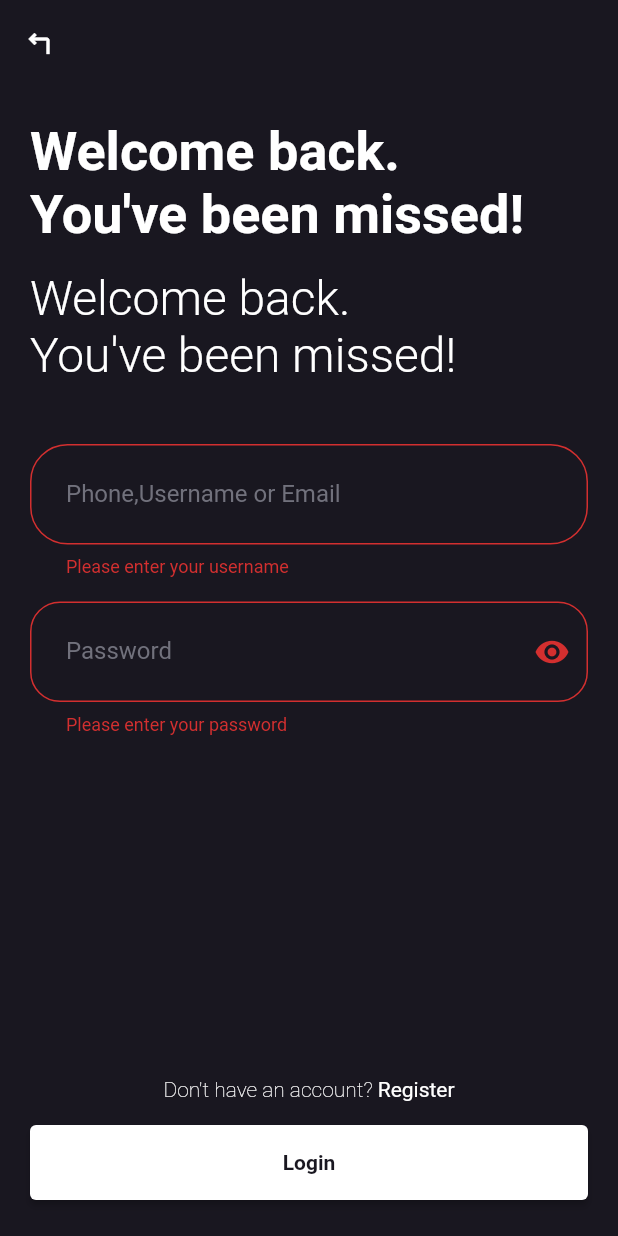
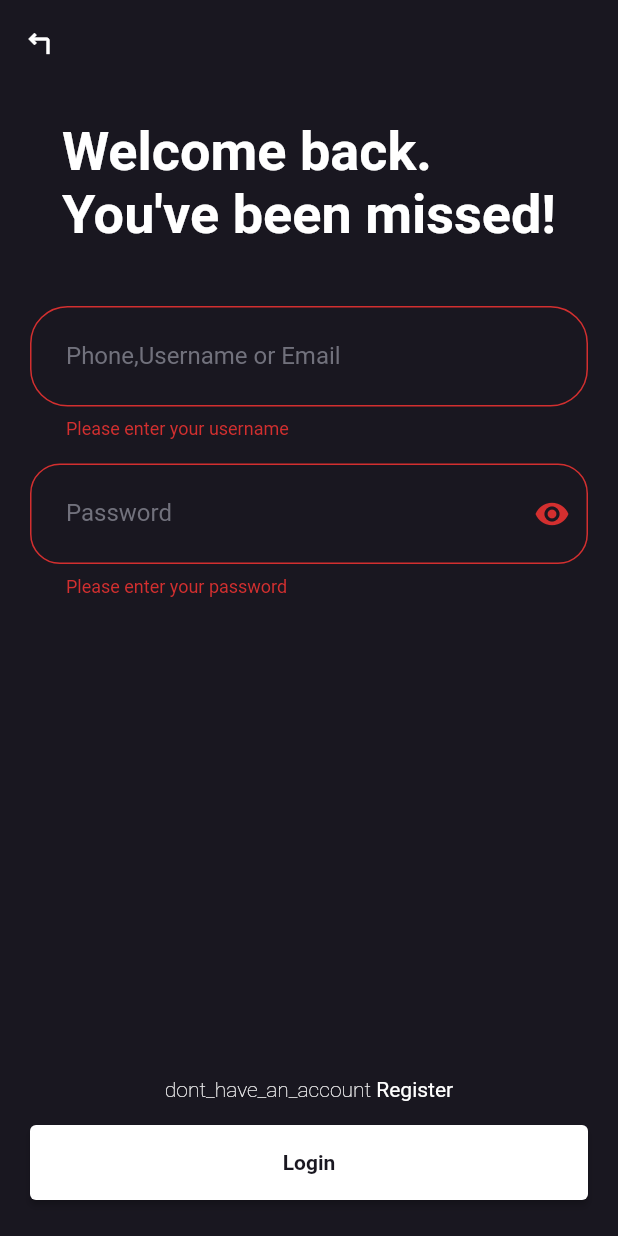
Before and after one commit to JaberMa/test_tasks, a Flutter app: the screen it shows after launch, after a tap on "Login", on a phone screen of 412 x 824 dp. Run offline on Flutter 3.47's test engine with Material 2 defaults, Android fonts, the phone set to English and light mode, and no system bars; our stand-ins replace easy_localization, flutter_mobx, mobx; generated files the repository leaves out were written again.

Commit message:
update localization json file

```diff
--- a/assets/translations/ar.json
+++ b/assets/translations/ar.json
@@ -1,13 +1,12 @@
 {
-    "Login_successful!": "تم تسجيل الدخول بنجاح!",
-    "Login failed. Please check your credentials.": "فشل تسجيل الدخول. يرجى التحقق من بيانات الدخول.",
-    "Let's sign you in.": "سجل الدخول الآن",
-    "msg_welcome":"",
-    "Welcome back.": "مرحبًا مجددًا. ",
-    "You've been missed!":"لقد افتقدناك!",
-    "Don't have an account?": "لا تملك حسابًا؟",
-    "Username":"اسم المستخدم",
-    "Password":"كلمة المرور",
-    "Register":"سجل الآن",
-    "Login":"سجل الدخول"
+    "login_successful": "تم تسجيل الدخول بنجاح!",
+    "login_failed": "فشل تسجيل الدخول. يرجى التحقق من بيانات الدخول.",
+    "lets_sign_you_in": "سجل الدخول الآن",
+    "msg_welcome":"مرحبًا مجددًا. \nلقد افتقدناك! ",
+    "dont_have_an_account": "لا تملك حسابًا؟",
+    "username":"اسم المستخدم",
+    "password":"كلمة المرور",
+    "register":"سجل الآن",
+    "login":"سجل الدخول",
+    "home_msg":"مرحبا بك "
   }
--- a/assets/translations/en.json
+++ b/assets/translations/en.json
@@ -1,14 +1,13 @@
 {
     "test Task": "test Task",
-    "Login_successful!": "Login successful!",
-    "Login failed. Please check your credentials.": "Login failed. Please check your credentials.",
-    "Let's sign you in.": "Let's sign you in.",
-    "Welcome back.": "Welcome back.",
-    "You've been missed!":"You've been missed!",
+    "Login_successful": "Login successful!",
+    "login_failed": "Login failed. Please check your credentials.",
+    "lets_sign_you_in.": "Let's sign you in.",
     "msg_welcome":"Welcome back. \nYou've been missed!",
-    "Don't have an account?": "Don't have an account?",
-    "Username":"Username",
-    "Password":"Password",
-    "Register":"Register",
-    "Login":"Login"
+    "dont_have_an_account": "Don't have an account?",
+    "username":"Username",
+    "password":"Password",
+    "register":"Register",
+    "login":"Login",
+    "home_msg":"Welcome to the Home Screen!"
   }
--- a/lib/screens/home_screen.dart
+++ b/lib/screens/home_screen.dart
@@ -1,3 +1,4 @@
+import 'package:easy_localization/easy_localization.dart';
 import 'package:flutter/material.dart';
 import 'package:flutter_mobx/flutter_mobx.dart';
 import 'package:provider/provider.dart';
@@ -28,14 +29,14 @@ class _HomeScreenState extends State<HomeScreen> {
           children: [
             Observer(
               builder: (BuildContext context) {
-                return Text('Welcome to the Home Screen! ${authInfo.username}!');
+                return Text("${"home_msg".tr()} ${authInfo.username}!");
               },
             ),
             ElevatedButton(
                 onPressed: () {
                   Navigator.popAndPushNamed(context, LoginScreen.logInScreen);
                 },
-                child: Text("LOgout"))
+                child: const Text("LOgout"))
           ],
         ),
       ),
--- a/lib/screens/login_screen/components/msg_welcome.dart
+++ b/lib/screens/login_screen/components/msg_welcome.dart
@@ -2,33 +2,17 @@ import 'package:easy_localization/easy_localization.dart';
 import 'package:flutter/material.dart';
 
 class MsgWelcome extends StatelessWidget {
-  final String headlineWelcome, messageWelcome;
-  const MsgWelcome(
-      {super.key, required this.headlineWelcome, required this.messageWelcome});
+  final String headlineWelcome;
+  const MsgWelcome({super.key, required this.headlineWelcome});
 
   @override
   Widget build(BuildContext context) {
-    return Column(
-      crossAxisAlignment: CrossAxisAlignment.stretch,
-      children: [
-        Text(
-          "msg_welcome".tr(),
-          style: const TextStyle(
-            fontSize: 36,
-            fontWeight: FontWeight.w700,
-          ),
-        ),
-        const SizedBox(
-          height: 16,
-        ),
-        Text(
-          messageWelcome,
-          style: const TextStyle(
-            fontSize: 32,
-            fontWeight: FontWeight.w300,
-          ),
-        )
-      ],
+    return Text(
+      "msg_welcome".tr(),
+      style: const TextStyle(
+        fontSize: 36,
+        fontWeight: FontWeight.w700,
+      ),
     );
   }
 }
--- a/lib/screens/login_screen/login_screen.dart
+++ b/lib/screens/login_screen/login_screen.dart
@@ -46,10 +46,10 @@ class LoginScreenState extends State<LoginScreen> with SnackMixin {
         padding: const EdgeInsets.symmetric(horizontal: 20, vertical: 24),
         child: Column(
           children: [
-            MsgWelcome(
-                headlineWelcome: AppStrings.headlineWelcome,
-                messageWelcome:
-                    "${AppStrings.messageWelcome.tr()}\n${AppStrings.messageWelcome2.tr()}"),
+           const MsgWelcome(
+                headlineWelcome:
+
+                    "${AppStrings.messageWelcome}"),
             const SizedBox(
               height: 40,
             ),
@@ -137,7 +137,8 @@ class LoginScreenState extends State<LoginScreen> with SnackMixin {
                             Navigator.pushReplacementNamed(
                                 context, HomeScreen.homeScreen);
                           } else {
-                            showError(context, 'Login_successful!'.tr());
+                            showError(
+                                context, AppStrings.loginErrorMessage.tr());
                           }
                         }
                       },
--- a/lib/utils/constants/app_strings.dart
+++ b/lib/utils/constants/app_strings.dart
@@ -1,12 +1,10 @@
 class AppStrings {
   static const String appName = 'test Task';
-  static const String loginSuccessMessage = 'Login successful!';
-  static const String loginErrorMessage = 'Cannot login! wrong credentials!';
-  static const String headlineWelcome = "Let's sign you in.";
-  static const String messageWelcome = "Welcome back.";
-  static const String messageWelcome2 = "You've been missed!";
-  static const String instructionMsg = "Don't have an account?";
-
+  static const String loginSuccessMessage = 'login_successful';
+  static const String loginErrorMessage = 'login_failed';
+  static const String headlineWelcome = "lets_sign_you_in";
+  static const String messageWelcome = "msg_welcome";
+  static const String instructionMsg = "dont_have_an_account";
   static const String username = "naeim";
   static const String password = "1703";
 }
```
Also changed, not shown: lib/main.dart (+0 -17 lines).
